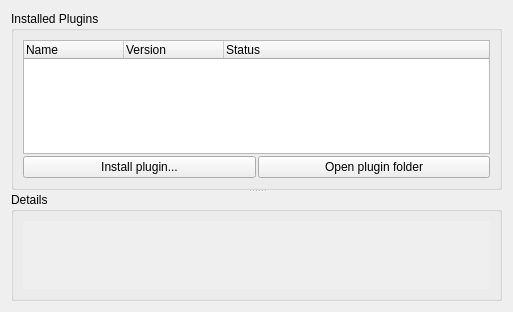
First picture: the form in ui/options_plugins.ui, repository metabrainz/picard, before the edit.
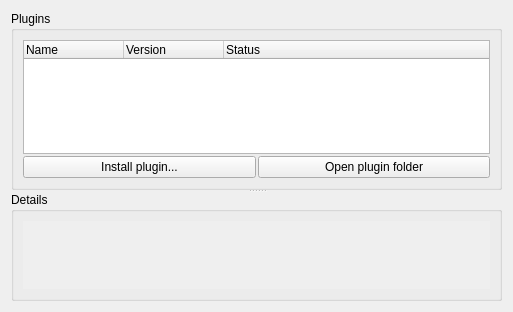
Second picture: the form after the edit.

Commit message: Installed Plugins -> Plugins

The edit to the form file:
```diff
--- a/ui/options_plugins.ui
+++ b/ui/options_plugins.ui
@@ -21,7 +21,7 @@
      </property>
      <widget class="QGroupBox" name="groupBox_2">
       <property name="title">
-       <string>Installed Plugins</string>
+       <string>Plugins</string>
       </property>
       <layout class="QVBoxLayout">
        <property name="spacing">
```
The commit also changes 1 other file.
